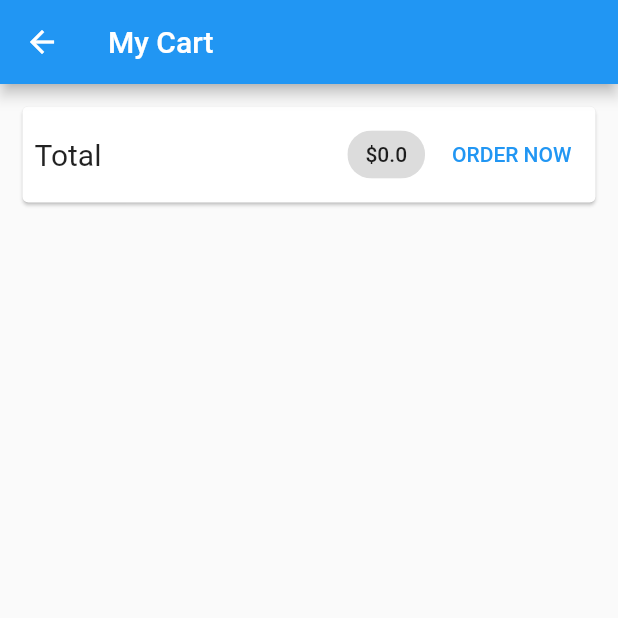
After one commit to aditiakusuma/shop_app, a Flutter app: the CartScreen screen opened by its route, on a phone screen of 412 x 824 dp, the top half of it. The commit adds this screen. Run offline on Flutter 3.47's test engine with Material 2 defaults, Android fonts, the phone set to English and light mode, and no system bars; network calls fail.

Commit message:
add cart UI

```diff
--- a/lib/main.dart
+++ b/lib/main.dart
@@ -1,5 +1,6 @@
 import 'package:flutter/material.dart';
 import 'package:provider/provider.dart';
+import 'package:shop_app/screens/cart_screen.dart';
 import 'screens/products_overview_screen.dart';
 import 'screens/product_detail_screen.dart';
 import 'providers/products.dart';
@@ -31,6 +32,7 @@ class MyApp extends StatelessWidget {
         home: ProductsOverviewScreen(),
         routes: {
           ProductDetailScreen.routeName: (ctx) => ProductDetailScreen(),
+          CartScreen.routeName: (ctx) => CartScreen(),
         },
       ),
     );
--- a/lib/providers/cart.dart
+++ b/lib/providers/cart.dart
@@ -23,6 +23,14 @@ class Cart with ChangeNotifier {
 
   int get itemCount {
     return _items.length;
+  }
+
+  double get totalAmount {
+    var total = 0.0;
+    _items.forEach((key, cartItem) {
+      total += cartItem.price * cartItem.quantity;
+    });
+    return total;
   }
 
   void addItem(String productId, double price, String title) {
--- /dev/null
+++ b/lib/screens/cart_screen.dart
@@ -0,0 +1,65 @@
+import 'package:flutter/material.dart';
+import 'package:provider/provider.dart';
+import 'package:shop_app/providers/cart.dart' show Cart;
+import '../widgets/cart_item.dart';
+
+class CartScreen extends StatelessWidget {
+  static const routeName = '/cart';
+  @override
+  Widget build(BuildContext context) {
+    final cart = Provider.of<Cart>(context);
+    return Scaffold(
+      appBar: AppBar(
+        title: Text('My Cart'),
+      ),
+      body: Column(
+        children: <Widget>[
+          Card(
+            margin: EdgeInsets.all(15),
+            child: Padding(
+              padding: EdgeInsets.all(8),
+              child: Row(
+                mainAxisAlignment: MainAxisAlignment.spaceBetween,
+                children: <Widget>[
+                  Text(
+                    'Total',
+                    style: TextStyle(
+                      fontSize: 20,
+                    ),
+                  ),
+                  Spacer(),
+                  Chip(
+                    label: Text(
+                      '\$${cart.totalAmount}',
+                    ),
+                  ),
+                  SizedBox(
+                    width: 10,
+                  ),
+                  TextButton(
+                    onPressed: () {},
+                    child: Text('ORDER NOW'),
+                  )
+                ],
+              ),
+            ),
+          ),
+          SizedBox(
+            height: 10,
+          ),
+          Expanded(
+            child: ListView.builder(
+              itemCount: cart.items.length,
+              itemBuilder: (ctx, i) => CartItem(
+                cart.items.values.toList()[i].id,
+                cart.items.values.toList()[i].price,
+                cart.items.values.toList()[i].quantity,
+                cart.items.values.toList()[i].title,
+              ),
+            ),
+          )
+        ],
+      ),
+    );
+  }
+}
--- a/lib/screens/products_overview_screen.dart
+++ b/lib/screens/products_overview_screen.dart
@@ -1,6 +1,7 @@
 import 'package:flutter/material.dart';
 import 'package:provider/provider.dart';
 import 'package:shop_app/providers/cart.dart';
+import 'package:shop_app/screens/cart_screen.dart';
 import 'package:shop_app/widgets/badge.dart';
 import '../widgets/products_grid.dart';
 
@@ -54,7 +55,9 @@ class _ProductsOverviewScreenState extends State<ProductsOverviewScreen> {
               child: ch,
             ),
             child: IconButton(
-              onPressed: () {},
+              onPressed: () {
+                Navigator.of(context).pushNamed(CartScreen.routeName);
+              },
               icon: Icon(
                 Icons.shopping_cart,
               ),
```
Also changed, not shown: lib/widgets/cart_item.dart (added, +39 -0 lines).
